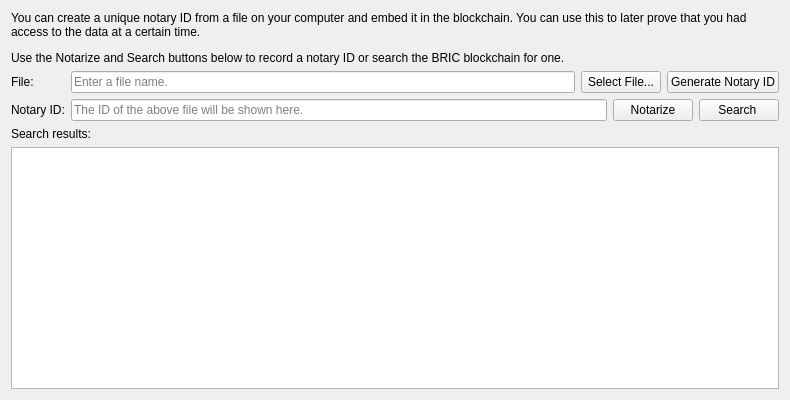
This is src/qt/forms/notarypage.ui in gjhiggins/gapcoin as Qt 5 draws it before an edit. The edited form follows.
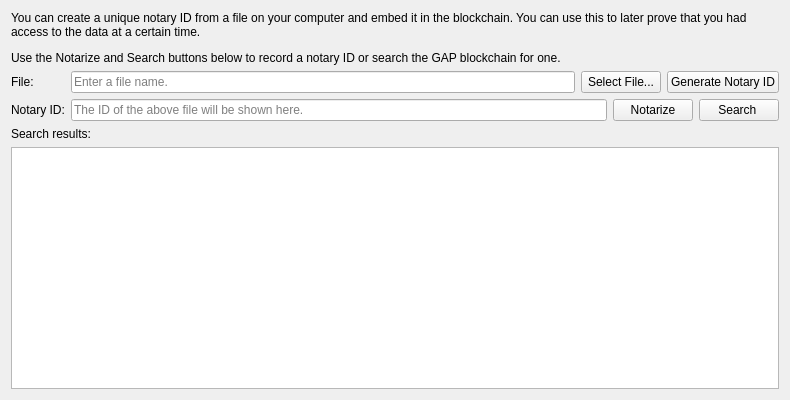
This is the edited form. Custom widgets are drawn as their Qt base class.

Commit message: add OP_RETURN-mediated notary facility

The edit to the form file:
```diff
--- a/src/qt/forms/notarypage.ui
+++ b/src/qt/forms/notarypage.ui
@@ -23,7 +23,7 @@
    <item>
     <widget class="QLabel" name="notaryExplanation">
      <property name="text">
-      <string>&lt;html&gt;&lt;head/&gt;&lt;body&gt;&lt;p&gt;You can create a unique notary ID from a file on your computer and embed it in the blockchain. You can use this to later prove that you had access to the data at a certain time.&lt;/p&gt;&lt;p&gt;Use the Notarize and Search buttons below to record a notary ID or search the BRIC blockchain for one.&lt;/p&gt;&lt;/body&gt;&lt;/html&gt;</string>
+      <string>&lt;html&gt;&lt;head/&gt;&lt;body&gt;&lt;p&gt;You can create a unique notary ID from a file on your computer and embed it in the blockchain. You can use this to later prove that you had access to the data at a certain time.&lt;/p&gt;&lt;p&gt;Use the Notarize and Search buttons below to record a notary ID or search the GAP blockchain for one.&lt;/p&gt;&lt;/body&gt;&lt;/html&gt;</string>
      </property>
      <property name="wordWrap">
       <bool>true</bool>
```
Left out of the diff: 4 changed lines with no effect on the pictures. The commit also changes 21 other files.
